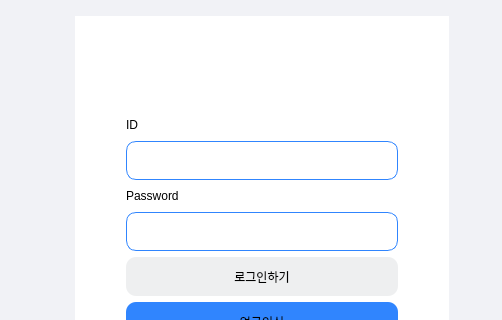
The window that UI/LoginWidget.ui (Uyuniwhite/Face-recognition-Attendance-System-Project) describes before a commit, drawn with Qt 5; both pictures show x 0 to 502 and y 86 to 406 of the 1120 by 630 pixel window.
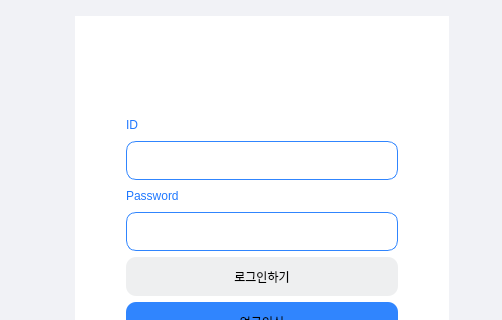
The same window after the commit.

The edit to the form file:
```diff
--- a/UI/LoginWidget.ui
+++ b/UI/LoginWidget.ui
@@ -106,6 +106,9 @@
              <height>20</height>
             </size>
            </property>
+           <property name="styleSheet">
+            <string notr="true">color: rgb(31, 120, 255);</string>
+           </property>
            <property name="text">
             <string>ID</string>
            </property>
@@ -132,6 +135,9 @@
              <height>20</height>
             </size>
            </property>
+           <property name="styleSheet">
+            <string notr="true">color: rgb(31, 120, 255);</string>
+           </property>
            <property name="text">
             <string>Password</string>
            </property>
```
Left out of the diff: 5 changed lines with no effect on the pictures.
